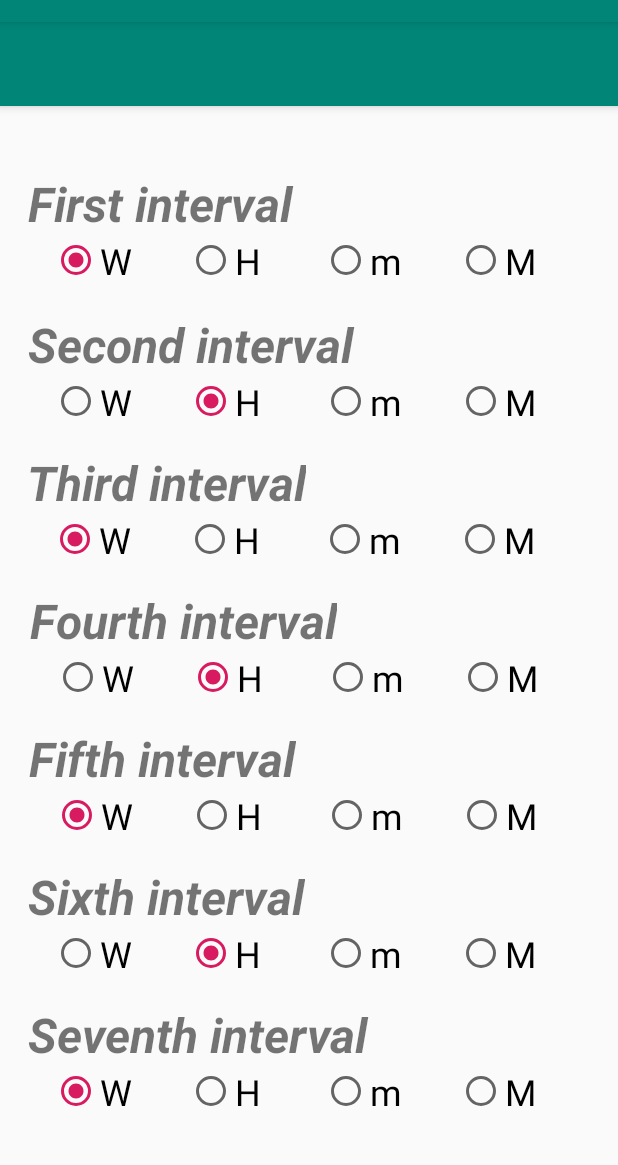
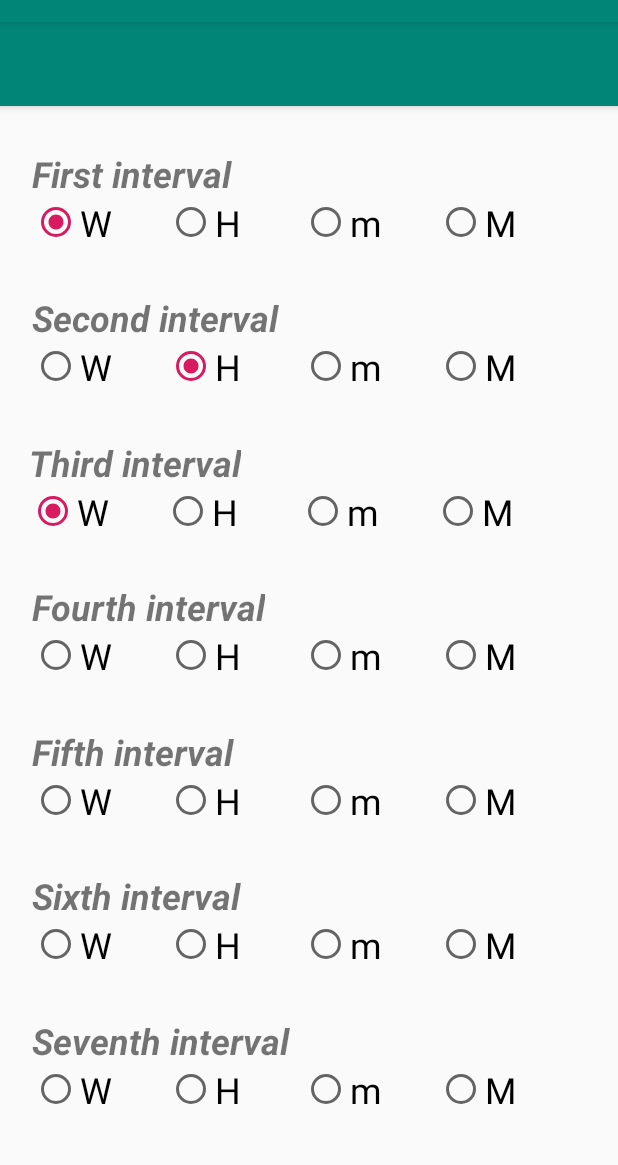
Before and after one commit to sangervu/MatchMusicScalesAndroid, an Android app: the screen it shows after launch (MainActivity), on a phone screen of 412 x 824 dp, the part 62-1227 px from its top. Run offline under Robolectric (Android 15) with nearby library versions, the phone set to English and light mode, and no system bars.

```diff
--- a/app/src/main/java/com/example/matchmusicscales/MainActivity.java
+++ b/app/src/main/java/com/example/matchmusicscales/MainActivity.java
@@ -121,7 +121,7 @@ public class MainActivity extends AppCompatActivity {
             }
         }
 
-        inputIntervals = interval_1 + interval_2 + interval_3 + interval_4 + interval_5 + interval_6 + interval_7 + 'H';
+        inputIntervals = interval_1 + interval_2 + interval_3 + interval_4 + interval_5 + interval_6 + interval_7;
 
     }
 
@@ -142,10 +142,11 @@ public class MainActivity extends AppCompatActivity {
         //noinspection SimplifiableIfStatement
         if (id == R.id.show_scales) {
             getRadioButtons();
+            findIntervals = new FindIntervals(inputIntervals);
             //setContentView(R.layout.pentatonic_scales);
             Intent scales = new Intent(MainActivity.this, OctatonicView.class);
             startActivity(scales);
-            findIntervals = new FindIntervals(inputIntervals);
+
             return true;
         }
 
--- a/app/src/main/res/layout/content_main.xml
+++ b/app/src/main/res/layout/content_main.xml
@@ -15,13 +15,12 @@
         android:id="@+id/linearLayout1"
         android:layout_width="0dp"
         android:layout_height="wrap_content"
-        android:layout_marginStart="13dp"
-        android:layout_marginTop="120dp"
+        android:layout_marginStart="16dp"
+        android:layout_marginTop="60dp"
         android:layout_marginBottom="8dp"
         android:orientation="vertical"
         app:layout_constraintBottom_toTopOf="@+id/linearLayout2"
         app:layout_constraintEnd_toEndOf="parent"
-        app:layout_constraintHorizontal_bias="0.7"
         app:layout_constraintStart_toStartOf="parent"
         app:layout_constraintTop_toTopOf="parent">
 
@@ -32,7 +31,7 @@
             android:layout_marginTop="0dp"
             android:text="@string/ensimmainen_intervalli"
             android:textAllCaps="false"
-            android:textSize="32sp"
+            android:textSize="24sp"
             android:textStyle="bold|italic"
             app:layout_constraintTop_toTopOf="parent"
             tools:layout_editor_absoluteX="38dp"
@@ -42,8 +41,7 @@
             android:id="@+id/IntervalGroup_1"
             android:layout_width="wrap_content"
             android:layout_height="wrap_content"
-            android:layout_marginStart="16dp"
-            android:layout_marginLeft="0dp"
+
             android:layout_marginTop="0dp"
             android:checkedButton="@+id/radioButton12"
             android:orientation="horizontal"
@@ -101,14 +99,13 @@
         android:id="@+id/linearLayout2"
         android:layout_width="0dp"
         android:layout_height="wrap_content"
-        android:layout_marginStart="13dp"
-        android:layout_marginLeft="13dp"
-        android:layout_marginTop="10dp"
+
+        android:layout_marginStart="16dp"
+        android:layout_marginTop="4dp"
         android:layout_marginBottom="8dp"
         android:orientation="vertical"
         app:layout_constraintBottom_toTopOf="@+id/linearLayout3"
         app:layout_constraintEnd_toEndOf="parent"
-        app:layout_constraintHorizontal_bias="0.636"
         app:layout_constraintStart_toStartOf="parent"
         app:layout_constraintTop_toBottomOf="@+id/linearLayout1">
 
@@ -118,7 +115,7 @@
             android:layout_height="wrap_content"
             android:layout_marginTop="0dp"
             android:text="@string/toinen_intervalli"
-            android:textSize="32sp"
+            android:textSize="24sp"
             android:textStyle="bold|italic"
             app:layout_constraintTop_toTopOf="parent"
             tools:layout_editor_absoluteX="38dp"
@@ -128,8 +125,7 @@
             android:id="@+id/IntervalGroup_2"
             android:layout_width="wrap_content"
             android:layout_height="wrap_content"
-            android:layout_marginStart="16dp"
-            android:layout_marginLeft="0dp"
+
             android:layout_marginTop="0dp"
             android:checkedButton="@+id/radioButton12"
             android:orientation="horizontal"
@@ -186,9 +182,9 @@
         android:id="@+id/linearLayout3"
         android:layout_width="389dp"
         android:layout_height="wrap_content"
-        android:layout_marginStart="13dp"
-        android:layout_marginLeft="13dp"
-        android:layout_marginTop="8dp"
+
+        android:layout_marginStart="16dp"
+        android:layout_marginTop="4dp"
         android:layout_marginBottom="8dp"
         android:orientation="vertical"
         app:layout_constraintBottom_toTopOf="@+id/linearLayout4"
@@ -203,7 +199,7 @@
             android:layout_marginTop="0dp"
             android:layout_weight="1"
             android:text="@string/kolmas_intervalli"
-            android:textSize="32sp"
+            android:textSize="24sp"
             android:textStyle="bold|italic"
             app:layout_constraintTop_toTopOf="parent"
             tools:layout_editor_absoluteX="38dp"
@@ -213,8 +209,7 @@
             android:id="@+id/IntervalGroup_3"
             android:layout_width="match_parent"
             android:layout_height="match_parent"
-            android:layout_marginStart="16dp"
-            android:layout_marginLeft="0dp"
+
             android:layout_marginTop="0dp"
             android:layout_weight="1"
             android:checkedButton="@+id/radioButton12"
@@ -271,9 +266,9 @@
         android:id="@+id/linearLayout4"
         android:layout_width="386dp"
         android:layout_height="wrap_content"
-        android:layout_marginStart="13dp"
-        android:layout_marginLeft="13dp"
-        android:layout_marginTop="8dp"
+
+        android:layout_marginStart="16dp"
+        android:layout_marginTop="4dp"
         android:layout_marginBottom="8dp"
         android:orientation="vertical"
         app:layout_constraintBottom_toTopOf="@+id/linearLayout5"
@@ -288,7 +283,7 @@
             android:layout_marginTop="0dp"
             android:layout_weight="1"
             android:text="@string/neljas_intervalli"
-            android:textSize="32sp"
+            android:textSize="24sp"
             android:textStyle="bold|italic"
             app:layout_constraintTop_toTopOf="parent"
             tools:layout_editor_absoluteX="38dp"
@@ -298,8 +293,7 @@
             android:id="@+id/IntervalGroup_4"
             android:layout_width="match_parent"
             android:layout_height="wrap_content"
-            android:layout_marginStart="16dp"
-            android:layout_marginLeft="0dp"
+
             android:layout_marginTop="0dp"
             android:layout_weight="1"
             android:checkedButton="@+id/radioButton12"
@@ -324,7 +318,7 @@
                 android:id="@+id/radioButton42"
                 android:layout_width="90dp"
                 android:layout_height="match_parent"
-                android:checked="true"
+                android:checked="false"
                 android:clickable="true"
                 android:duplicateParentState="false"
                 android:focusable="true"
@@ -357,14 +351,13 @@
         android:id="@+id/linearLayout5"
         android:layout_width="386dp"
         android:layout_height="wrap_content"
-        android:layout_marginStart="13dp"
-        android:layout_marginLeft="13dp"
-        android:layout_marginTop="8dp"
+
+        android:layout_marginStart="16dp"
+        android:layout_marginTop="4dp"
         android:layout_marginBottom="8dp"
         android:orientation="vertical"
         app:layout_constraintBottom_toTopOf="@+id/linearLayout6"
         app:layout_constraintEnd_toEndOf="parent"
-        app:layout_constraintHorizontal_bias="0.25"
         app:layout_constraintStart_toStartOf="parent"
         app:layout_constraintTop_toBottomOf="@+id/linearLayout4">
 
@@ -375,7 +368,7 @@
             android:layout_weight="1"
             android:paddingBottom="0dp"
             android:text="@string/viides_intervalli"
-            android:textSize="32sp"
+            android:textSize="24sp"
             android:textStyle="bold|italic"
             app:layout_constraintTop_toTopOf="parent"
             tools:layout_editor_absoluteX="38dp"
@@ -385,8 +378,7 @@
             android:id="@+id/IntervalGroup_5"
             android:layout_width="wrap_content"
             android:layout_height="wrap_content"
-            android:layout_marginStart="16dp"
-            android:layout_marginLeft="0dp"
+
             android:layout_marginTop="0dp"
             android:layout_weight="1"
             android:checkedButton="@+id/radioButton12"
@@ -400,7 +392,7 @@
                 android:id="@+id/radioButton51"
                 android:layout_width="90dp"
                 android:layout_height="match_parent"
-                android:checked="true"
+                android:checked="false"
                 android:clickable="true"
                 android:focusable="true"
                 android:text="@string/w"
@@ -444,9 +436,9 @@
         android:id="@+id/linearLayout6"
         android:layout_width="0dp"
         android:layout_height="wrap_content"
-        android:layout_marginStart="13dp"
-        android:layout_marginLeft="13dp"
-        android:layout_marginTop="8dp"
+
+        android:layout_marginStart="16dp"
+        android:layout_marginTop="4dp"
         android:layout_marginBottom="8dp"
         android:fadingEdge="none"
         android:orientation="vertical"
@@ -462,7 +454,7 @@
             android:layout_marginTop="0dp"
             android:layout_weight="1"
             android:text="@string/kuudes_intervalli"
-            android:textSize="32sp"
+            android:textSize="24sp"
             android:textStyle="bold|italic"
             app:layout_constraintTop_toTopOf="parent"
             tools:layout_editor_absoluteX="38dp"
@@ -472,8 +464,7 @@
             android:id="@+id/IntervalGroup_6"
             android:layout_width="match_parent"
             android:layout_height="wrap_content"
-            android:layout_marginStart="16dp"
-            android:layout_marginLeft="0dp"
+
             android:layout_marginTop="0dp"
             android:layout_weight="1"
             android:checkedButton="@+id/radioButton12"
@@ -498,7 +489,7 @@
                 android:id="@+id/radioButton62"
                 android:layout_width="90dp"
                 android:layout_height="match_parent"
-                android:checked="true"
+                android:checked="false"
                 android:clickable="true"
                 android:duplicateParentState="false"
                 android:focusable="true"
@@ -531,10 +522,10 @@
         android:id="@+id/LinearLayout7"
         android:layout_width="0dp"
         android:layout_height="wrap_content"
-        android:layout_marginStart="13dp"
-        android:layout_marginLeft="13dp"
-        android:layout_marginTop="8dp"
-        android:layout_marginBottom="60dp"
+
+        android:layout_marginStart="16dp"
+        android:layout_marginTop="4dp"
+        android:layout_marginBottom="16dp"
         android:orientation="vertical"
         app:layout_constraintBottom_toBottomOf="parent"
         app:layout_constraintEnd_toEndOf="parent"
@@ -548,7 +539,7 @@
             android:layout_marginTop="0dp"
             android:layout_weight="1"
             android:text="@string/seventh_intervalli"
-            android:textSize="32sp"
+            android:textSize="24sp"
             android:textStyle="bold|italic"
             app:layout_constraintTop_toTopOf="parent"
             tools:layout_editor_absoluteX="38dp"
@@ -558,8 +549,7 @@
             android:id="@+id/IntervalGroup_7"
             android:layout_width="match_parent"
             android:layout_height="wrap_content"
-            android:layout_marginStart="16dp"
-            android:layout_marginLeft="0dp"
+
             android:layout_marginTop="0dp"
             android:layout_weight="1"
             android:checkedButton="@+id/radioButton12"
@@ -573,7 +563,7 @@
                 android:id="@+id/radioButton71"
                 android:layout_width="90dp"
                 android:layout_height="match_parent"
-                android:checked="true"
+                android:checked="false"
                 android:clickable="true"
                 android:focusable="true"
                 android:text="@string/w"
--- a/app/src/main/res/layout/octatonic_scales.xml
+++ b/app/src/main/res/layout/octatonic_scales.xml
@@ -1,7 +1,9 @@
 <?xml version="1.0" encoding="utf-8"?>
 <TextView xmlns:android="http://schemas.android.com/apk/res/android"
+    android:text="Octatonic Scales"
     android:layout_width="fill_parent"
     android:layout_height="fill_parent"
     android:padding="10dp"
-    android:textSize="20sp" >
+    android:textSize="40sp" android:textColor="@android:color/white"
+    android:background="@android:color/holo_blue_dark">
 </TextView>
--- a/app/src/main/res/values/strings.xml
+++ b/app/src/main/res/values/strings.xml
@@ -27,5 +27,5 @@
     <string name="heptatonic_scales">Heptatonic Scales</string>
     <string name="octatonic_scales">Octatonic Scales</string>
     <string name="show_scales">Show Scales</string>
-    <string name="clear_intervals">Clear Inrevals</string>
+    <string name="clear_intervals">Clear Intervals</string>
 </resources>
--- a/app/src/main/res/values/styles.xml
+++ b/app/src/main/res/values/styles.xml
@@ -17,4 +17,8 @@
 
     <style name="AppTheme.PopupOverlay" parent="ThemeOverlay.AppCompat.Light" />
 
+    <style name="textView1">
+        <item name="android:textSize">32sp</item>
+    </style>
+
 </resources>
```
Also changed, not shown: app/src/main/java/com/example/matchmusicscales/FindIntervals.java (+62 -55 lines), app/src/main/java/com/example/matchmusicscales/OctatonicView.java (+18 -6 lines).
